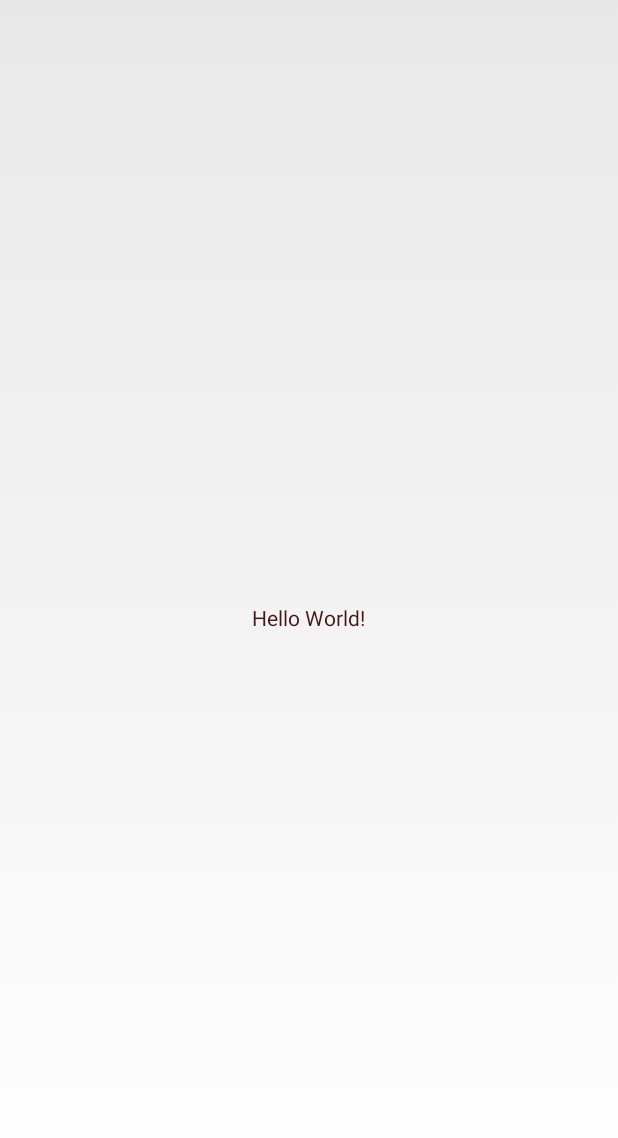
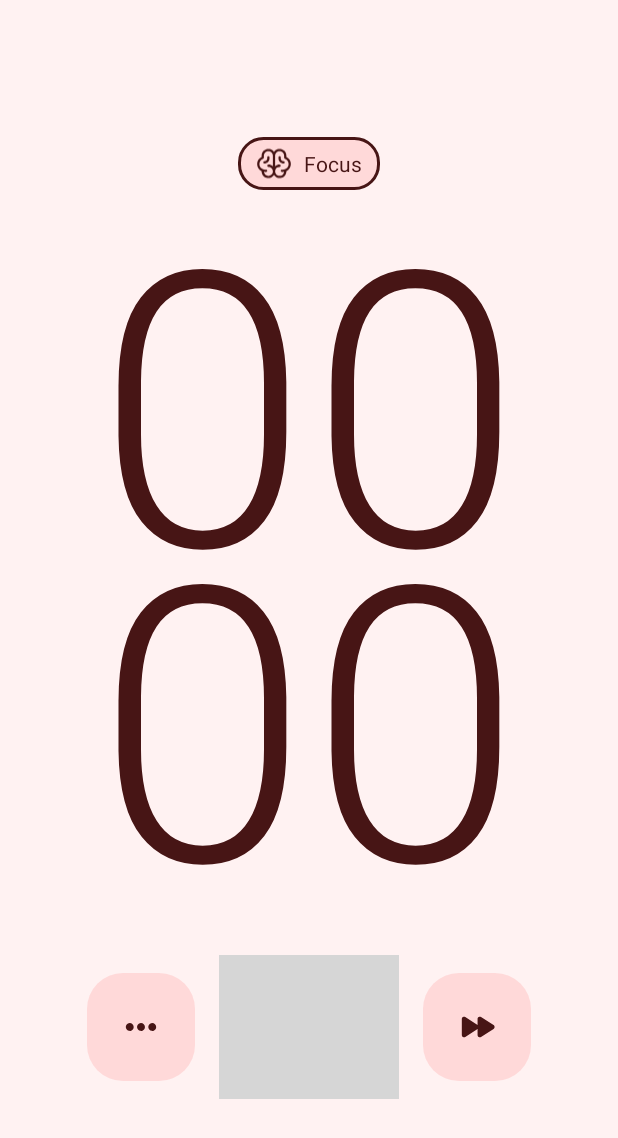
Before and after one commit to gabrielrochamd/Pomodoro, an Android app: the screen it shows after launch (MainActivity), on a phone screen of 412 x 824 dp. Shown: the top 1138 px of the screen. Run offline under Robolectric (Android 15) with nearby library versions, the phone set to English and light mode, and no system bars; grey boxes are pictures that could not be loaded.

Commit message:
Design MainActivity layout

```diff
--- a/app/src/main/res/layout/activity_main.xml
+++ b/app/src/main/res/layout/activity_main.xml
@@ -1,12 +1,57 @@
 <?xml version="1.0" encoding="utf-8"?>
 <LinearLayout xmlns:android="http://schemas.android.com/apk/res/android"
-    android:orientation="vertical"
     android:layout_width="match_parent"
     android:layout_height="match_parent"
-    android:gravity="center">
+    android:background="?attr/background"
+    android:gravity="center"
+    android:orientation="vertical"
+    android:id="@+id/main_root">
+
+    <LinearLayout
+        android:id="@+id/chip"
+        style="@style/Chip">
+
+        <ImageView
+            android:layout_width="wrap_content"
+            android:layout_height="match_parent"
+            android:importantForAccessibility="no"
+            android:src="@drawable/ic_brain_fill" />
+
+        <TextView
+            android:id="@+id/text_view_mode"
+            android:layout_width="match_parent"
+            android:layout_height="wrap_content"
+            android:paddingVertical="8dp"
+            android:text="@string/label_focus" />
+    </LinearLayout>
 
     <TextView
         android:layout_width="wrap_content"
         android:layout_height="wrap_content"
-        android:text="Hello World!" />
+        android:fontFamily="sans-serif-light"
+        android:includeFontPadding="false"
+        android:lineSpacingMultiplier="0.7"
+        android:lines="2"
+        android:text="00\n00"
+        android:textSize="256sp" />
+
+    <LinearLayout
+        android:layout_width="wrap_content"
+        android:layout_height="wrap_content"
+        android:divider="@drawable/buttons_vertical_divider"
+        android:gravity="center"
+        android:showDividers="middle">
+
+        <ImageButton
+            style="@style/ImageButton.Medium.Secondary"
+            android:src="@drawable/ic_dots_three_outline_fill" />
+
+        <ImageButton
+            style="@style/ImageButton.Large.Primary"
+            android:src="@drawable/ic_play_fill" />
+
+        <ImageButton
+            style="@style/ImageButton.Medium.Secondary"
+            android:src="@drawable/ic_fast_forward_fill" />
+    </LinearLayout>
 </LinearLayout>
--- a/app/src/main/res/values/strings.xml
+++ b/app/src/main/res/values/strings.xml
@@ -1,3 +1,6 @@
 <resources>
     <string name="app_name">Pomodoro</string>
+    <string name="label_focus">Focus</string>
+    <string name="label_long_break">Long Break</string>
+    <string name="label_short_break">Short Break</string>
 </resources>
```
